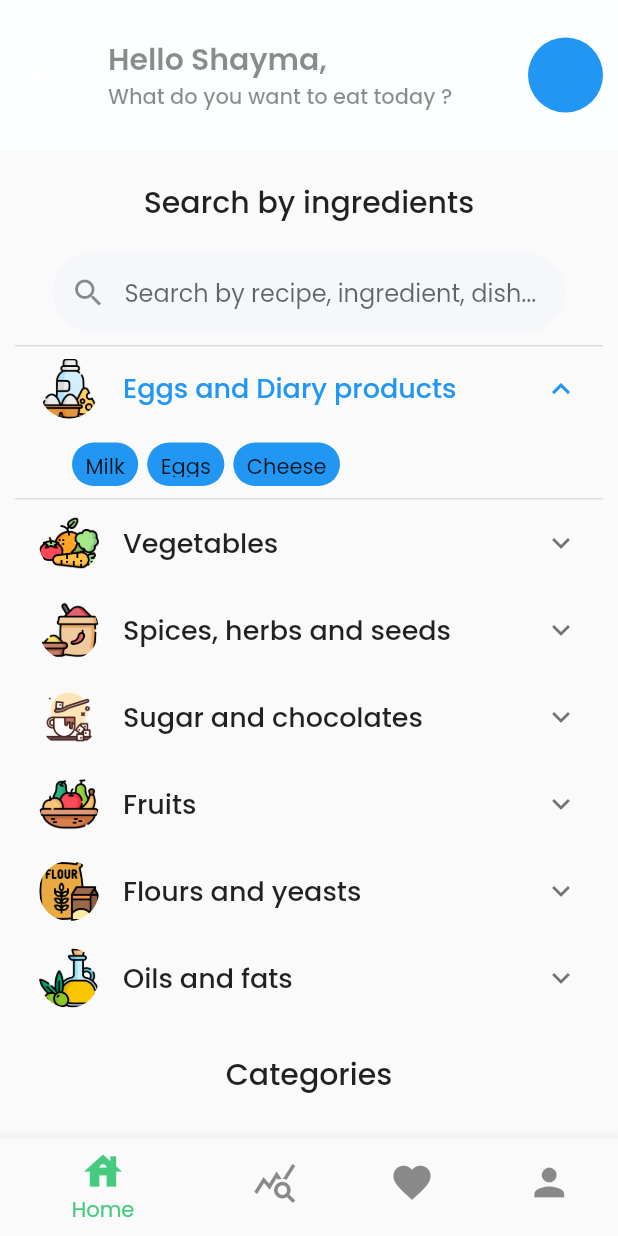
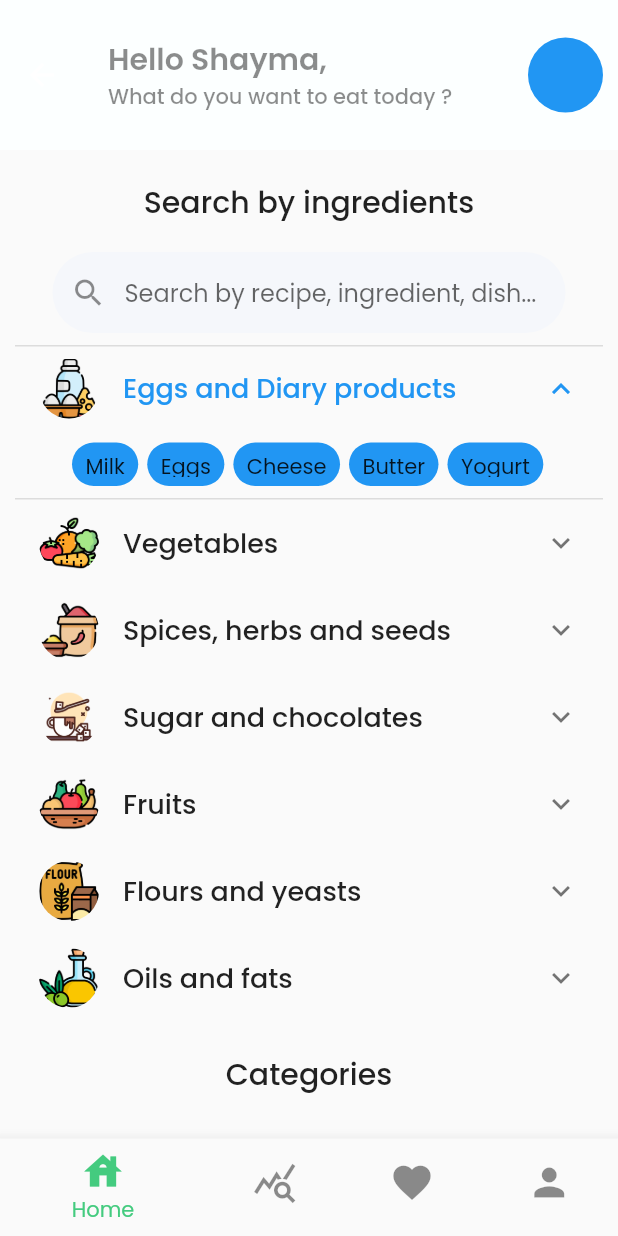
Before and after one commit to MaryemJaouadii/Foody, a Flutter app: the HomeScreen screen opened directly, after a tap on "Eggs and Diary products", on a phone screen of 412 x 824 dp. Run offline on Flutter 3.47's test engine with Material 2 defaults, Android fonts, the phone set to English and light mode, and no system bars; drawn by our look-alikes of searchfield; our stand-ins replace iconsax, speech_to_text, syncfusion_flutter_charts.

Commit message:
add Ingredients

```diff
--- a/lib/Widgets/CategoryView.dart
+++ b/lib/Widgets/CategoryView.dart
@@ -29,6 +29,7 @@ class _CategoryViewState extends State<CategoryView> {
       children: [
         Container(
           height: 45,
+          width: MediaQuery.of(context).size.width,
           alignment: Alignment.centerLeft,
           padding: EdgeInsets.symmetric(horizontal: 35.0),
           child: ListView.builder(
--- a/lib/myData/IngredientsData.dart
+++ b/lib/myData/IngredientsData.dart
@@ -7,5 +7,10 @@ import '../Models/Ingredient.dart';
     Ingredient("4", "Pepper", "Spc",40),
     Ingredient("5", "Cheese", "Dp",402),
     Ingredient("6", "Potato", "Veg",77),
-    Ingredient("7", "Cumen", "Spc",375)
+    Ingredient("7", "Cumen", "Spc",375),
+    Ingredient("8", "Butter", "Dp",717),
+    Ingredient("9", "Yogurt", "Dp",59),
+    Ingredient("10", "Sour Cream", "Dp",193),
+    Ingredient("11", "Heavy Cream", "Dp",400),
+    Ingredient("7", "Cumen", "Spc",375),
   ];
```
